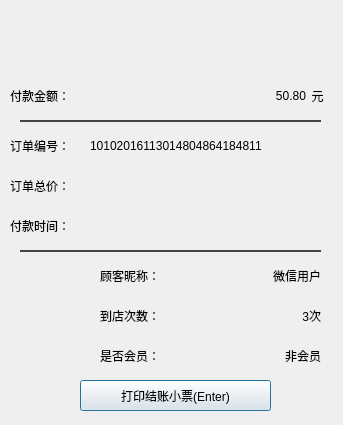
First picture: the form in bbqshop/bbqshop/PaySuccessShowDlg.ui, repository qinan2014/bbqshop, before the edit.
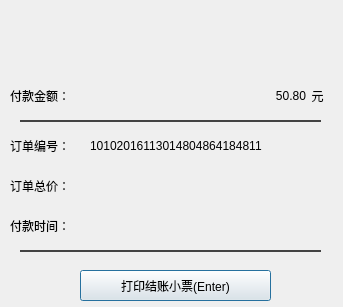
Second picture: the form after the edit.

Commit message: 支付成功对话框删除无效的

The edit to the form file:
```diff
--- a/bbqshop/bbqshop/PaySuccessShowDlg.ui
+++ b/bbqshop/bbqshop/PaySuccessShowDlg.ui
@@ -7,7 +7,7 @@
     <x>0</x>
     <y>0</y>
     <width>343</width>
-    <height>425</height>
+    <height>307</height>
    </rect>
   </property>
   <property name="windowTitle">
@@ -149,7 +149,7 @@
    <property name="geometry">
     <rect>
      <x>80</x>
-     <y>380</y>
+     <y>270</y>
      <width>191</width>
      <height>31</height>
     </rect>
@@ -264,164 +264,6 @@
     <string notr="true">background-color: rgb(67, 67, 67);</string>
    </property>
   </widget>
-  <widget class="QWidget" name="clientWidget" native="true">
-   <property name="geometry">
-    <rect>
-     <x>10</x>
-     <y>260</y>
-     <width>321</width>
-     <height>111</height>
-    </rect>
-   </property>
-   <widget class="QLabel" name="labCIcon">
-    <property name="geometry">
-     <rect>
-      <x>0</x>
-      <y>20</y>
-      <width>81</width>
-      <height>71</height>
-     </rect>
-    </property>
-    <property name="text">
-     <string/>
-    </property>
-   </widget>
-   <widget class="QWidget" name="widget_8" native="true">
-    <property name="geometry">
-     <rect>
-      <x>90</x>
-      <y>40</y>
-      <width>221</width>
-      <height>31</height>
-     </rect>
-    </property>
-    <widget class="QLabel" name="label_11">
-     <property name="geometry">
-      <rect>
-       <x>0</x>
-       <y>0</y>
-       <width>71</width>
-       <height>31</height>
-      </rect>
-     </property>
-     <property name="styleSheet">
-      <string notr="true">font: 75 10pt &quot;Arial&quot;;</string>
-     </property>
-     <property name="text">
-      <string>到店次数：</string>
-     </property>
-    </widget>
-    <widget class="QLabel" name="labPayTimes">
-     <property name="geometry">
-      <rect>
-       <x>90</x>
-       <y>0</y>
-       <width>131</width>
-       <height>31</height>
-      </rect>
-     </property>
-     <property name="styleSheet">
-      <string notr="true">font: 75 12pt &quot;Arial&quot;;</string>
-     </property>
-     <property name="text">
-      <string>3次</string>
-     </property>
-     <property name="alignment">
-      <set>Qt::AlignRight|Qt::AlignTrailing|Qt::AlignVCenter</set>
-     </property>
-    </widget>
-   </widget>
-   <widget class="QWidget" name="widget_7" native="true">
-    <property name="geometry">
-     <rect>
-      <x>90</x>
-      <y>0</y>
-      <width>221</width>
-      <height>31</height>
-     </rect>
-    </property>
-    <widget class="QLabel" name="label_10">
-     <property name="geometry">
-      <rect>
-       <x>0</x>
-       <y>0</y>
-       <width>71</width>
-       <height>31</height>
-      </rect>
-     </property>
-     <property name="styleSheet">
-      <string notr="true">font: 75 10pt &quot;Arial&quot;;</string>
-     </property>
-     <property name="text">
-      <string>顾客昵称：</string>
-     </property>
-    </widget>
-    <widget class="QLabel" name="labClientNickName">
-     <property name="geometry">
-      <rect>
-       <x>80</x>
-       <y>0</y>
-       <width>141</width>
-       <height>31</height>
-      </rect>
-     </property>
-     <property name="styleSheet">
-      <string notr="true">font: 75 12pt &quot;Arial&quot;;</string>
-     </property>
-     <property name="text">
-      <string>微信用户</string>
-     </property>
-     <property name="alignment">
-      <set>Qt::AlignRight|Qt::AlignTrailing|Qt::AlignVCenter</set>
-     </property>
-    </widget>
-   </widget>
-   <widget class="QWidget" name="widget_9" native="true">
-    <property name="geometry">
-     <rect>
-      <x>90</x>
-      <y>80</y>
-      <width>221</width>
-      <height>31</height>
-     </rect>
-    </property>
-    <widget class="QLabel" name="label_12">
-     <property name="geometry">
-      <rect>
-       <x>0</x>
-       <y>0</y>
-       <width>71</width>
-       <height>31</height>
-      </rect>
-     </property>
-     <property name="styleSheet">
-      <string notr="true">font: 75 10pt &quot;Arial&quot;;</string>
-     </property>
-     <property name="text">
-      <string>是否会员：</string>
-     </property>
-    </widget>
-    <widget class="QLabel" name="labMemberStatus">
-     <property name="geometry">
-      <rect>
-       <x>90</x>
-       <y>0</y>
-       <width>131</width>
-       <height>31</height>
-      </rect>
-     </property>
-     <property name="styleSheet">
-      <string notr="true">font: 75 12pt &quot;Arial&quot;;</string>
-     </property>
-     <property name="text">
-      <string>非会员</string>
-     </property>
-     <property name="alignment">
-      <set>Qt::AlignRight|Qt::AlignTrailing|Qt::AlignVCenter</set>
-     </property>
-    </widget>
-   </widget>
-  </widget>
  </widget>
  <layoutdefault spacing="6" margin="11"/>
  <resources/>
```
The commit also changes 2 other files.
